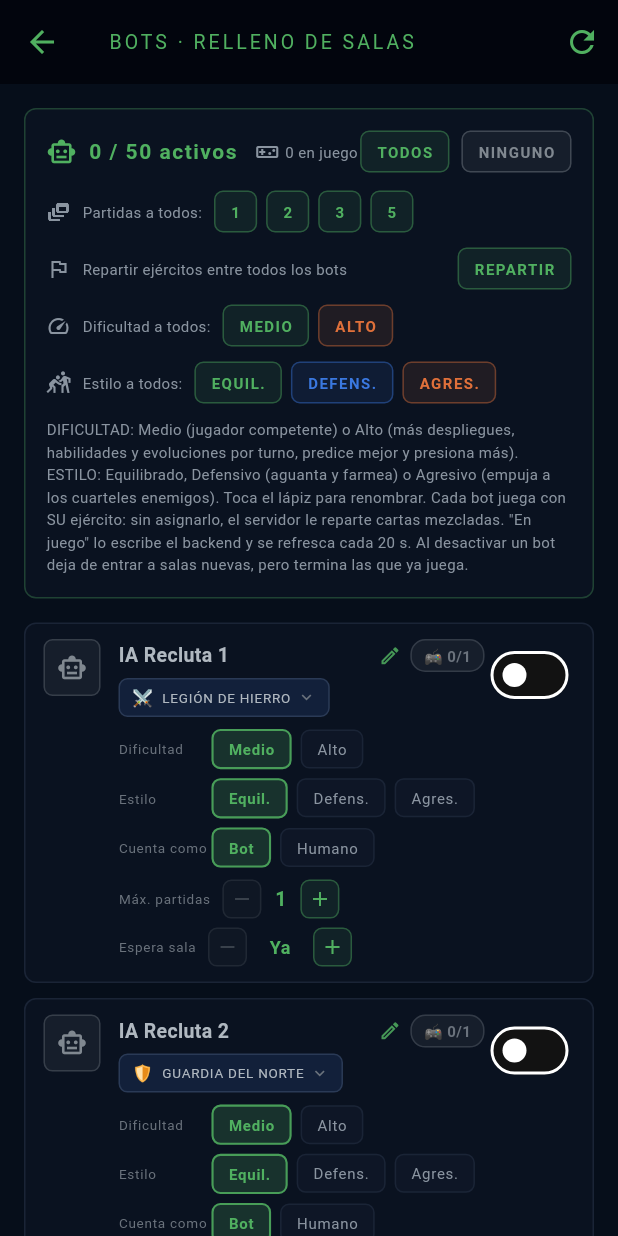
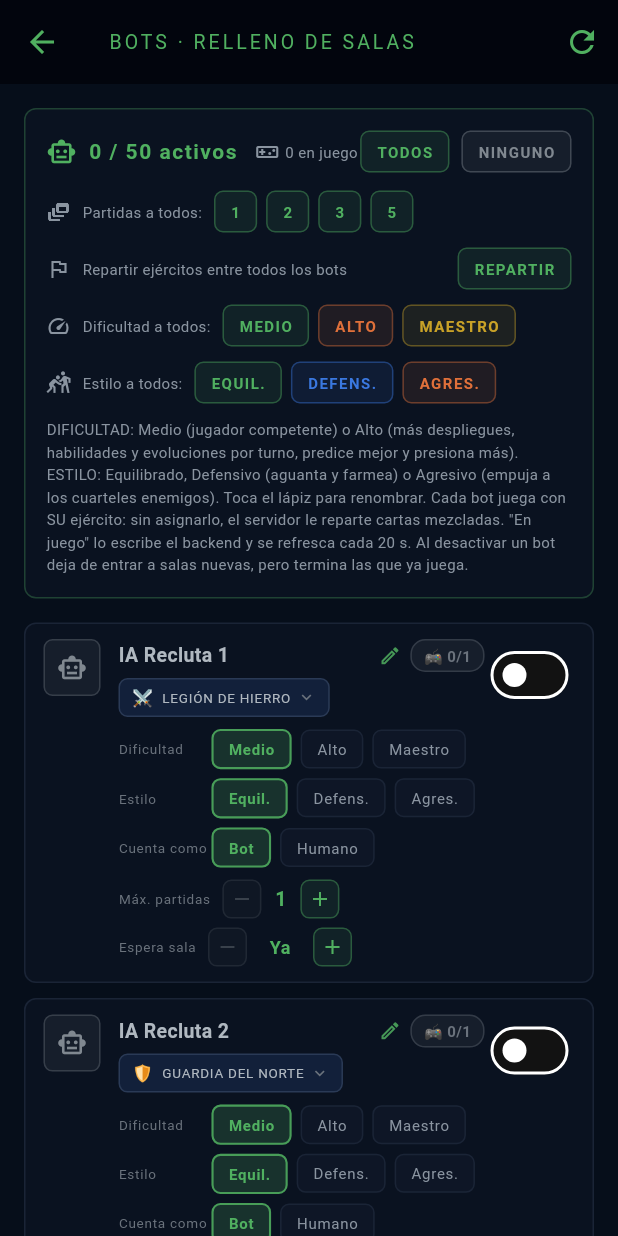
Before and after one commit to Daga89Mad/warzero, a Flutter app: the EdicionBotsScreen screen opened directly, on a phone screen of 412 x 824 dp. Run offline on Flutter 3.47's test engine with Material 3 defaults, Android fonts, the phone set to English and light mode, and no system bars; our stand-ins replace cloud_firestore, firebase_auth, firebase_core, firebase_messaging, flutter_local_notifications, flutter_secure_storage and 2 more; accounts and stored records are empty; Roboto replaces fonts that are missing (Cinzel).

Commit message:
Panel de bots: dificultad Maestro (chip y atajo a todos)
Co-Authored-By: Claude Fable 5.1 <noreply@anthropic.com>
Claude-Session: https://claude.ai/code/session_01Q5QWbZewxnT2C1481wRW4q

```diff
--- a/lib/views/edicion_bots_screen.dart
+++ b/lib/views/edicion_bots_screen.dart
@@ -744,6 +744,11 @@ class _EdicionBotsScreenState extends State<EdicionBotsScreen> {
                   label: 'ALTO',
                   accent: const Color(0xFFE0703A),
                   onTap: () => _setDificultadTodos('alto')),
+              const SizedBox(width: 6),
+              _MiniBoton(
+                  label: 'MAESTRO',
+                  accent: const Color(0xFFC9A227),
+                  onTap: () => _setDificultadTodos('maestro')),
             ],
           ),
           const SizedBox(height: 10),
@@ -802,11 +807,15 @@ class _EdicionBotsScreenState extends State<EdicionBotsScreen> {
 
 /// Valores admitidos para el perfil de un bot (deben coincidir con lo que lee el
 /// backend en `PerfilBot.Parse`).
-const kDificultades = <String>['medio', 'alto'];
+const kDificultades = <String>['medio', 'alto', 'maestro'];
 const kEstilos = <String>['equilibrado', 'defensivo', 'agresivo'];
 
 /// Etiquetas visibles.
-String etiquetaDificultad(String d) => d == 'alto' ? 'Alto' : 'Medio';
+String etiquetaDificultad(String d) => switch (d) {
+      'alto' => 'Alto',
+      'maestro' => 'Maestro',
+      _ => 'Medio',
+    };
 String etiquetaEstilo(String e) => switch (e) {
       'defensivo' => 'Defensivo',
       'agresivo' => 'Agresivo',
@@ -826,8 +835,10 @@ class _BotResumen {
   /// por relleno proactivo. 0 = de inmediato.
   int esperaSegundos;
 
-  /// Perfil de juego: dificultad ('medio'|'alto') y estilo
-  /// ('equilibrado'|'defensivo'|'agresivo').
+  /// Perfil de juego: dificultad ('medio'|'alto'|'maestro') y estilo
+  /// ('equilibrado'|'defensivo'|'agresivo'). Maestro = Alto + apertura
+  /// económica, asedio en masa, conversión del excedente y mazo propio por
+  /// ejército (lo escribe el backend en Jugadores/{uid}/Mazos).
   String dificultad;
   String estilo;
 
@@ -1047,7 +1058,7 @@ class _BotTile extends StatelessWidget {
                   ),
                 ),
                 const SizedBox(height: 8),
-                // DIFICULTAD: Medio / Alto.
+                // DIFICULTAD: Medio / Alto / Maestro.
                 Row(
                   children: [
                     const SizedBox(
@@ -1074,6 +1085,13 @@ class _BotTile extends StatelessWidget {
                       seleccionado: bot.dificultad == 'alto',
                       color: const Color(0xFFE0703A),
                       onTap: () => onDificultad('alto'),
+                    ),
+                    const SizedBox(width: 6),
+                    _PerfilChip(
+                      label: 'Maestro',
+                      seleccionado: bot.dificultad == 'maestro',
+                      color: const Color(0xFFC9A227),
+                      onTap: () => onDificultad('maestro'),
                     ),
                   ],
                 ),
```
